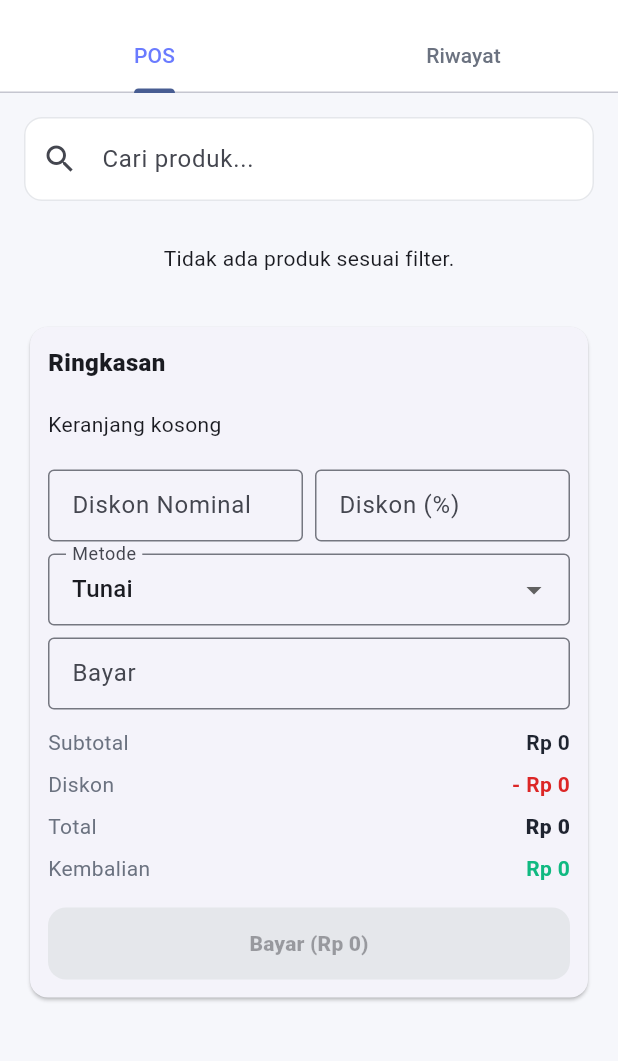
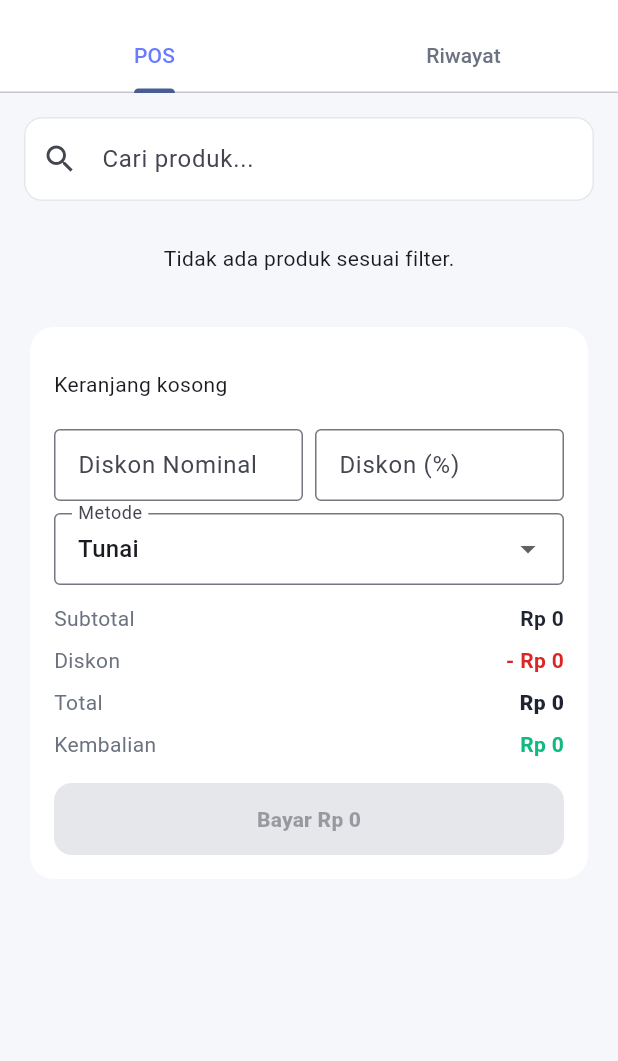
Before and after one commit to latif05/SmartKasir_apps, a Flutter app: the TransactionsPage screen opened directly, on a phone screen of 412 x 824 dp, the part 63-1124 px from its top. Run offline on Flutter 3.47's test engine with Material 3 defaults, Android fonts, the phone set to English and light mode, and no system bars; our stand-ins replace drift, equatable, flutter_riverpod, get_it, shared_preferences; accounts and stored records are empty; generated files the repository leaves out were written again.

Commit message:
uji coba & penyesuaian sistem

```diff
--- a/SmartKasir/lib/src/features/transactions/presentation/pages/transactions_page.dart
+++ b/SmartKasir/lib/src/features/transactions/presentation/pages/transactions_page.dart
@@ -642,7 +642,6 @@ class _CompactPosView extends StatefulWidget {
 class _CompactPosViewState extends State<_CompactPosView> {
   late final TextEditingController _searchController;
   final ValueNotifier<String> _keyword = ValueNotifier<String>('');
-  final TextEditingController _amountController = TextEditingController();
 
   @override
   void initState() {
@@ -655,7 +654,6 @@ class _CompactPosViewState extends State<_CompactPosView> {
   void dispose() {
     _searchController.dispose();
     _keyword.dispose();
-    _amountController.dispose();
     super.dispose();
   }
 
@@ -759,12 +757,8 @@ class _CompactPosViewState extends State<_CompactPosView> {
             onDiscountNominal: widget.onDiscountNominal,
             onDiscountPercent: widget.onDiscountPercent,
             onPaymentMethod: widget.onPaymentMethod,
-            onAmountPaid: (amount) {
-              widget.onAmountPaid(amount);
-              _amountController.text = amount > 0 ? amount.toString() : '';
-            },
+            onAmountPaid: widget.onAmountPaid,
             onSubmitPayment: widget.onSubmitPayment,
-            amountController: _amountController,
           ),
         ],
       ),
@@ -782,7 +776,6 @@ class _CompactCartSummary extends StatefulWidget {
     required this.onPaymentMethod,
     required this.onAmountPaid,
     required this.onSubmitPayment,
-    required this.amountController,
   });
 
   final Cart cart;
@@ -793,7 +786,6 @@ class _CompactCartSummary extends StatefulWidget {
   final void Function(String) onPaymentMethod;
   final void Function(double) onAmountPaid;
   final VoidCallback onSubmitPayment;
-  final TextEditingController amountController;
 
   @override
   State<_CompactCartSummary> createState() => _CompactCartSummaryState();
@@ -804,19 +796,25 @@ class _CompactCartSummaryState extends State<_CompactCartSummary> {
   Widget build(BuildContext context) {
     final cart = widget.cart;
     final hasItems = cart.items.isNotEmpty;
+    if (hasItems && cart.amountPaid != cart.total) {
+      WidgetsBinding.instance.addPostFrameCallback((_) {
+        if (mounted) widget.onAmountPaid(cart.total);
+      });
+    } else if (!hasItems && cart.amountPaid != 0) {
+      WidgetsBinding.instance.addPostFrameCallback((_) {
+        if (mounted) widget.onAmountPaid(0);
+      });
+    }
 
     return Card(
-      shape: RoundedRectangleBorder(borderRadius: BorderRadius.circular(12)),
+      color: Colors.white,
+      elevation: 0,
+      shape: RoundedRectangleBorder(borderRadius: BorderRadius.circular(16)),
       child: Padding(
-        padding: const EdgeInsets.all(12),
+        padding: const EdgeInsets.all(16),
         child: Column(
           crossAxisAlignment: CrossAxisAlignment.stretch,
           children: [
-            const Text(
-              'Ringkasan',
-              style: TextStyle(fontWeight: FontWeight.w800, fontSize: 16),
-            ),
-            const SizedBox(height: 8),
             if (!hasItems)
               const Padding(
                 padding: EdgeInsets.symmetric(vertical: 12),
@@ -839,6 +837,13 @@ class _CompactCartSummaryState extends State<_CompactCartSummary> {
                             Text(
                               _formatCurrency(item.price),
                               style: const TextStyle(color: Color(0xFF6B7280)),
+                            ),
+                            Text(
+                              'Stok: ${item.availableStock}',
+                              style: const TextStyle(
+                                color: Color(0xFF9CA3AF),
+                                fontSize: 12,
+                              ),
                             ),
                           ],
                         ),
@@ -907,19 +912,6 @@ class _CompactCartSummaryState extends State<_CompactCartSummary> {
               },
             ),
             const SizedBox(height: 8),
-            TextField(
-              controller: widget.amountController,
-              keyboardType: TextInputType.number,
-              decoration: const InputDecoration(
-                labelText: 'Bayar',
-                prefixText: 'Rp ',
-                border: OutlineInputBorder(),
-                isDense: true,
-              ),
-              onChanged: (v) =>
-                  widget.onAmountPaid(double.tryParse(v) ?? 0),
-            ),
-            const SizedBox(height: 8),
             _SummaryRow(
               label: 'Subtotal',
               value: _formatCurrency(cart.subtotal),
@@ -953,7 +945,7 @@ class _CompactCartSummaryState extends State<_CompactCartSummary> {
                 ),
               ),
               child: Text(
-                  'Bayar (${_formatCurrency(cart.total)})',
+                'Bayar ${_formatCurrency(cart.total)}',
                 style: const TextStyle(fontWeight: FontWeight.w800),
               ),
             ),
```
Also changed, not shown: SmartKasir/lib/src/features/transactions/presentation/widgets/cart_panel.dart (+1 -49 lines), 1 other file. Lines whose indentation alone changed are shown as unchanged.
